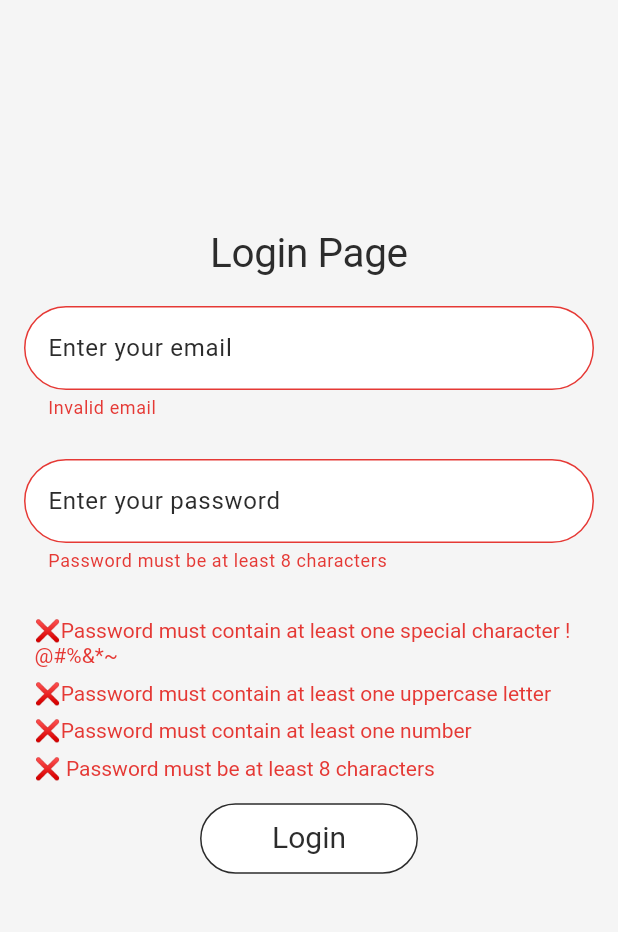
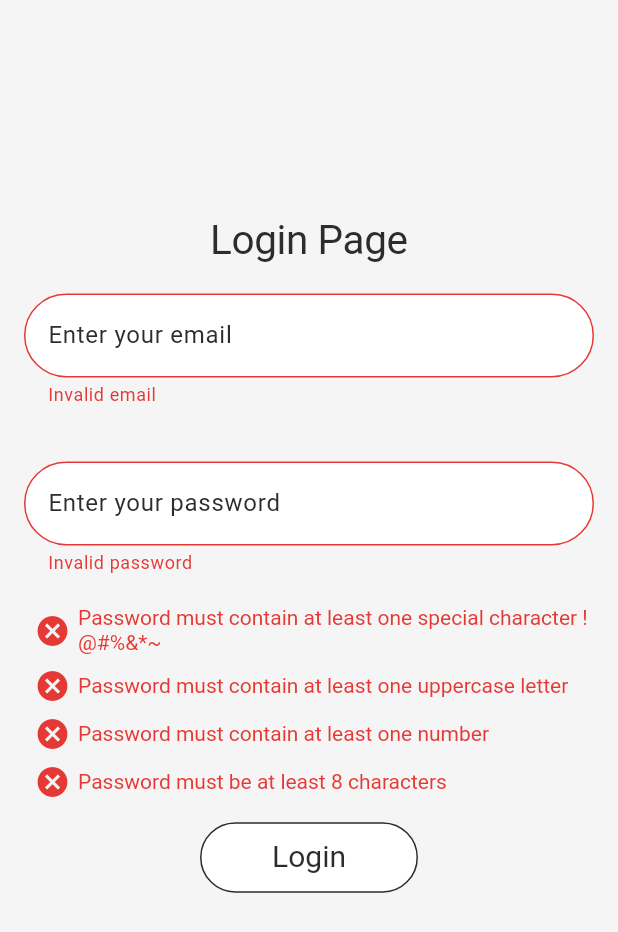
Before and after one commit to CodeByQafar/bloc_example, a Flutter app: the screen it shows after launch, after a tap on "Login", on a phone screen of 412 x 824 dp. Shown: the top 932 px of the screen. Run offline on Flutter 3.47's test engine with Material 3 defaults, Android fonts, the phone set to English and light mode, and no system bars; our stand-ins replace equatable, flutter_bloc, flutter_dotenv; missing offline and left inert: vexana.

Commit message:
21.09.2025

```diff
--- /dev/null
+++ b/devtools_options.yaml
@@ -0,0 +1,3 @@
+description: This file stores settings for Dart & Flutter DevTools.
+documentation: https://docs.flutter.dev/tools/devtools/extensions#configure-extension-enablement-states
+extensions:
--- a/lib/src/core/constants/padding.dart
+++ b/lib/src/core/constants/padding.dart
@@ -1,3 +1,23 @@
-class Paddings{
+import 'package:flutter/material.dart';
 
+class Paddings {
+  static EdgeInsets emailTextFieldPadding = EdgeInsets.only(
+    left: 16.0,
+    right: 16.0,
+    bottom: 16.0,
+    top: 20.0,
+  );
+
+  static EdgeInsets passwordTextFieldPadding = EdgeInsets.only(
+    left: 16.0,
+    right: 16.0,
+    bottom: 26.0,
+    top: 10.0,
+  );
+
+  static EdgeInsets filledButtonPadding = EdgeInsets.all(10);
+  static EdgeInsets filledButtonContentPadding = EdgeInsets.symmetric(
+    horizontal: 24.0,
+    vertical: 12.0,
+  );
 }
--- /dev/null
+++ b/lib/src/feture/login/cubit/login_cubit.dart
@@ -0,0 +1,17 @@
+import 'package:bloc_example/src/feture/login/cubit/login_cubit_state.dart';
+import 'package:bloc_example/src/feture/login/model/login_model.dart';
+import 'package:bloc_example/src/feture/login/service/login_service.dart';
+import 'package:flutter_bloc/flutter_bloc.dart';
+
+class LoginCubit extends Cubit<LoginState> {
+  LoginCubit(LoginService loginService)
+    : _loginService = loginService,
+      super(LoginState());
+ final LoginService _loginService;
+  Future<Map<String, dynamic>?> login(String email, String password) async {
+    emit(state.copyWith(isLodaing: true));
+    final response = await _loginService.login(LoginModel(email, password));
+    emit(state.copyWith(isLodaing: false));
+    return response.data!.toJson();
+  }
+}
--- /dev/null
+++ b/lib/src/feture/login/cubit/login_cubit_state.dart
@@ -0,0 +1,17 @@
+import 'package:equatable/equatable.dart';
+
+class LoginState extends Equatable {
+  final bool isLodaing;
+  final bool isformDataValid;
+
+ const LoginState({this.isLodaing = false, this.isformDataValid = false});
+  @override
+  List<Object?> get props => [isLodaing, isformDataValid];
+
+  LoginState copyWith({bool? isLodaing, bool? isformDataValid}) {
+    return LoginState(
+      isLodaing: isLodaing ?? false,
+      isformDataValid: isformDataValid ?? false,
+    );
+  }
+}
--- a/lib/src/feture/login/view/login_view.dart
+++ b/lib/src/feture/login/view/login_view.dart
@@ -1,6 +1,14 @@
 import 'package:bloc_example/src/core/extension/string_extension.dart';
+import 'package:bloc_example/src/feture/login/cubit/login_cubit.dart';
+import 'package:bloc_example/src/feture/login/cubit/login_cubit_state.dart';
+import 'package:bloc_example/src/feture/login/service/login_service.dart';
 import 'package:flutter/material.dart';
-import 'package:kartal/kartal.dart' as ext;
+import 'package:flutter_bloc/flutter_bloc.dart';
+import 'package:vexana/vexana.dart';
+
+import '../../../core/constants/padding.dart';
+import '../../../production/model/login_response_token_model.dart';
+import 'widgets/password validated filed/password_validate_filed.dart';
 
 class LoginView extends StatefulWidget {
   const LoginView({super.key});
@@ -10,141 +18,189 @@ class LoginView extends StatefulWidget {
 }
 
 class _LoginViewState extends State<LoginView> {
-  final GlobalKey<FormState> _formKey = GlobalKey();
+  final TextEditingController _passwordController = TextEditingController();
   final TextEditingController _emailController = TextEditingController();
-  final TextEditingController _passwordController = TextEditingController();
+  final GlobalKey<FormState> _passwordformKey = GlobalKey();
+  final GlobalKey<FormState> _emailformKey = GlobalKey();
+  final FocusNode _passwordFocusNode = FocusNode();
+  final FocusNode _emailFocusNode = FocusNode();
+  bool isPasswordInvalid = false;
+
+  @override
+  void initState() {
+    super.initState();
+    _emailFocusNode.addListener(() {
+      if (!_emailFocusNode.hasFocus && !_emailController.text.isValidEmail) {
+        _emailformKey.currentState?.validate();
+      }
+    });
+    _passwordFocusNode.addListener(() {
+      if (!_passwordFocusNode.hasFocus &&
+          !_passwordController.text.isValidPassword) {
+        _passwordformKey.currentState?.validate();
+      }
+    });
+  }
+
+  @override
+  void dispose() {
+    _emailFocusNode.dispose();
+    _passwordFocusNode.dispose();
+    super.dispose();
+  }
+
   @override
   Widget build(BuildContext context) {
+    final List<List<dynamic>> passwordValidationRules = [
+      [
+        "Password must contain at least one special character !@#%&*~",
+        _passwordController.text.containAnySpecialCharacter,
+      ],
+      [
+        "Password must contain at least one uppercase letter",
+        _passwordController.text.containAnyUpperCase,
+      ],
+      [
+        "Password must contain at least one number",
+        _passwordController.text.containAnyNumber,
+      ],
+      [
+        "Password must be at least 8 characters",
+        _passwordController.text.characterCountMoreThan8,
+      ],
+    ];
     return SafeArea(
       child: Scaffold(
-        body: Column(
+        body: BlocProvider<LoginCubit>(
+          create: (context) => LoginCubit(
+            LoginService(
+              NetworkManager<LoginResponseTokenModel>(
+                options: BaseOptions(
+                  baseUrl: "https://identitytoolkit.googleapis.com/v1",
+                ),
+              ),
+            ),
+          ),
+          child: Column(
             children: [
               Spacer(flex: 2),
-            Form(
-              key: _formKey,
-              child: Column(
+              Column(
                 children: [
                   Text(
                     'Login Page',
                     style: Theme.of(context).textTheme.displayLarge,
                   ),
                   Padding(
-                    padding: const EdgeInsets.only(
-                      left: 16.0,
-                      right: 16.0,
-                      bottom: 16.0,
-                      top: 20.0,
-                    ),
+                    padding:Paddings.emailTextFieldPadding,
+                    child: Form(
+                      key: _emailformKey,
                       child: TextFormField(
+                        controller: _emailController,
+                        focusNode: _emailFocusNode,
                         validator: (value) =>
                             value.isValidEmail ? null : "Invalid email",
-                      onChanged: (value) => _formKey.currentState?.validate(),
-
+                        onChanged: (value) {
+                          if (_emailController.text.isValidEmail) {
+                            _emailformKey.currentState?.validate();
+                          }
+                        },
                         keyboardType: TextInputType.emailAddress,
-                      decoration: InputDecoration(hintText: 'Enter your email'),
+                        decoration: InputDecoration(
+                          hintText: 'Enter your email',
+                        ),
+                      ),
                     ),
                   ),
                   Padding(
-                    padding: const EdgeInsets.only(
-                      left: 16.0,
-                      right: 16.0,
-                      bottom: 26.0,
-                      top: 10.0,
-                    ),
+
+                                        padding:Paddings.emailTextFieldPadding,
+
+                    child: Form(
+                      key: _passwordformKey,
                       child: TextFormField(
                         controller: _passwordController,
-
-                      validator: (value) {
-                        if (value.isValidPassword) {
-                          return null;
-                        } else if (!value.characterCountMoreThan8) {
-                          return "Password must be at least 8 characters";
-                        } else if (!value.containAnySpecialCharacter) {
-                          return "Password must contain one special character !@#%&*~";
-                        } else if (!value.containAnyNumber) {
-                          return "Password must contain at least one number";
-                        } else if (!value.containAnyUpperCase) {
-                          return "Password must contain at least one uppercase letter";
+                        focusNode: _passwordFocusNode,
+                        validator: (value) =>
+                            value.isValidPassword ? null : 'Invalid password',
+                        onChanged: (value) {
+                          setState(() {});
+                          if (_passwordController.text.isValidPassword) {
+                            _passwordformKey.currentState?.validate();
                           }
                         },
-                      onChanged: (value) {
-                        _formKey.currentState?.validate();
-                        setState(() {
-                          _passwordController.text = value;
-                        });
-                      },
                         keyboardType: TextInputType.visiblePassword,
-
                         decoration: InputDecoration(
                           hintText: 'Enter your password',
                         ),
                       ),
                     ),
-                  Column(
-                    crossAxisAlignment: CrossAxisAlignment.start,
-                    children: [
-                      passwordStatement(
-                        "Password must contain at least one special character !@#%&*~",
-                        _passwordController.text.containAnySpecialCharacter,
                   ),
-                      passwordStatement(
-                        "Password must contain at least one uppercase letter",
-                        _passwordController.text.containAnyUpperCase,
+                  isPasswordInvalid
+                      ? AnimatedOpacity(
+                          duration: Duration(seconds: 1),
+                          opacity: isPasswordInvalid ? 1 : 0,
+                          child: Column(
+                            children: List.generate(
+                              passwordValidationRules.length,
+                              (index) => PasswordValidationFiled(
+                                conditionText:
+                                    passwordValidationRules[index][0],
+                                isConditionValidated:
+                                    passwordValidationRules[index][1],
                               ),
+                            ),
+                          ),
+                        )
+                      : SizedBox.shrink(),
+                  Padding(
+                    padding: Paddings.filledButtonPadding,
+                    child: BlocBuilder<LoginCubit,LoginState>(
+                      builder: (context,state) {
+                        return FilledButton(
+                          onPressed: () {
+                            final bool isValidEmail=_emailController.text.isValidEmail;
+                            final bool isValidPassword=_passwordController.text.isValidPassword;
 
-                      passwordStatement(
-                        "Password must contain at least one number",
-                        _passwordController.text.containAnyNumber,
-                      ),
-                      passwordStatement(
-                        " Password must be at least 8 characters",
-                        _passwordController.text.characterCountMoreThan8,
-                      ),
-                    ],
-                  ),
-                  Padding(
-                    padding: EdgeInsets.all(10),
-                    child: FilledButton(
-                      onPressed: () {
-                        if (_formKey.currentState?.validate() ?? false) {
-                          print("Valid");
-                        } else {
-                          print("Not Valid");
+                            if (!isValidEmail &&
+                              isValidPassword) {
+                              _emailFocusNode.requestFocus();
+                            }
+                            if (isValidEmail &&
+                              isValidPassword) {
+                              _passwordFocusNode.requestFocus();
+                            }
+
+                            _emailformKey.currentState!.validate();
+                            if (!(_passwordformKey.currentState?.validate() ??
+                                false)) {
+                              setState(() {
+                                isPasswordInvalid = true;
+                              });
+                            }
+                            if(isValidEmail&&isValidEmail){
+                              // state.isLodaing
+                            final response=  context.read<LoginCubit>().login(_emailController.text, _passwordController.text);
+                          print(response.toString());
                             }
                           },
 
                           child: Padding(
-                        padding: const EdgeInsets.symmetric(
-                          horizontal: 24.0,
-                          vertical: 12.0,
-                        ),
+                            padding:Paddings.filledButtonContentPadding,
                             child: Text(
                               'Login',
                               style: Theme.of(context).textTheme.displayMedium,
                             ),
                           ),
+                        );
+                      }
                     ),
                   ),
                 ],
-              ),
               ),
               Spacer(flex: 3),
             ],
           ),
         ),
-    );
-  }
-
-  Widget passwordStatement(String text, bool isCondition) {
-    return Padding(
-      padding: const EdgeInsets.symmetric(horizontal: 23, vertical: 4),
-      child: Text(
-        style: Theme.of(context).textTheme.displaySmall!.copyWith(
-          color: isCondition
-              ? Theme.of(context).colorScheme.onTertiary
-              : Theme.of(context).colorScheme.error,
-        ),
-        (isCondition ? '✔️' : '❌') + text,
       ),
     );
   }
--- /dev/null
+++ b/lib/src/feture/login/view/widgets/password validated filed/password_validate_filed.dart
@@ -0,0 +1,43 @@
+import 'package:flutter/material.dart';
+
+class PasswordValidationFiled extends StatelessWidget {
+  const PasswordValidationFiled({super.key,required this.isConditionValidated,required this.conditionText});
+final bool isConditionValidated;
+final String conditionText;
+  @override
+  Widget build(BuildContext context) {
+    return Padding(
+      padding: const EdgeInsets.only(left: 23,right: 10, top: 4,bottom:4),
+      child: Row(
+        crossAxisAlignment: CrossAxisAlignment.center,
+
+        children: [
+
+          Icon(
+            isConditionValidated ? Icons.check : Icons.cancel,
+            color: isConditionValidated
+                ? Theme.of(context).colorScheme.onTertiary
+                : Theme.of(context).colorScheme.error,
+          ),
+          Padding(
+            padding: EdgeInsets.only(left: 5),
+            child: SizedBox(
+              width: MediaQuery.of(context).size.width*0.84,
+              child: AnimatedDefaultTextStyle(
+                duration: Duration(milliseconds: 500),
+                maxLines: 2,
+                style: Theme.of(context).textTheme.displaySmall!.copyWith(
+                  color: isConditionValidated
+                      ? Theme.of(context).colorScheme.onTertiary
+                      : Theme.of(context).colorScheme.error,
+                ),
+              child: Text(  conditionText
+,
+              ),),
+            ),
+          ),
+        ],
+      ),
+    );
+  }
+}
--- a/pubspec.yaml
+++ b/pubspec.yaml
@@ -16,8 +16,7 @@ dependencies:
   flutter:
     sdk: flutter
 
-
-  kartal: ^4.2.0
+  equatable: ^2.0.7
 
   #State Management
   flutter_bloc: ^8.1.3
```
Also changed, not shown: lib/src/core/theme/colors.dart (+7 -10 lines), pubspec.lock, 5 other files. Lines whose indentation alone changed are shown as unchanged.
